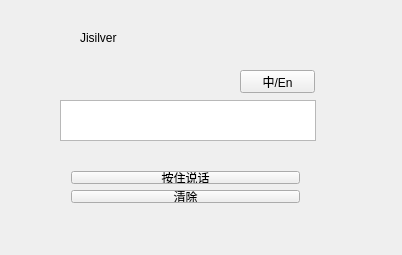
Yongdream/Jisilver, file widget.ui: the form before one commit.
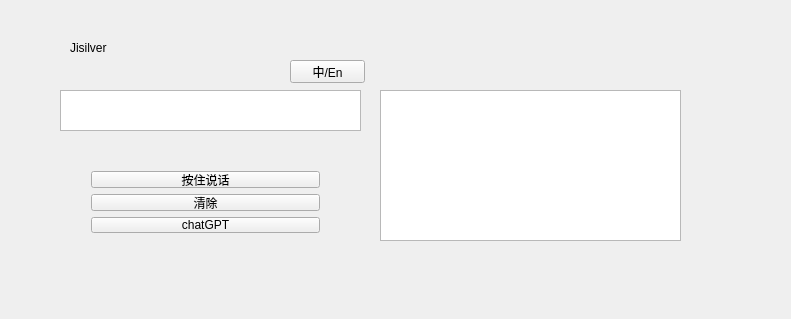
The form after the commit.

Diff of the .ui file:
```diff
--- a/widget.ui
+++ b/widget.ui
@@ -6,8 +6,8 @@
    <rect>
     <x>0</x>
     <y>0</y>
-    <width>402</width>
-    <height>255</height>
+    <width>791</width>
+    <height>319</height>
    </rect>
   </property>
   <property name="windowTitle">
@@ -17,8 +17,8 @@
    <property name="geometry">
     <rect>
      <x>60</x>
-     <y>100</y>
-     <width>256</width>
+     <y>90</y>
+     <width>301</width>
      <height>41</height>
     </rect>
    </property>
@@ -26,8 +26,8 @@
   <widget class="QLabel" name="label">
    <property name="geometry">
     <rect>
-     <x>80</x>
-     <y>30</y>
+     <x>70</x>
+     <y>40</y>
      <width>91</width>
      <height>16</height>
     </rect>
@@ -39,34 +39,41 @@
   <widget class="QWidget" name="horizontalLayoutWidget">
    <property name="geometry">
     <rect>
-     <x>60</x>
+     <x>80</x>
      <y>160</y>
      <width>251</width>
-     <height>54</height>
+     <height>83</height>
     </rect>
    </property>
    <layout class="QGridLayout" name="gridLayout">
-    <item row="2" column="1">
+    <item row="3" column="1">
      <widget class="QPushButton" name="clearBut">
       <property name="text">
        <string>清除</string>
       </property>
      </widget>
     </item>
-    <item row="1" column="1">
+    <item row="0" column="1">
      <widget class="QPushButton" name="pushBut">
       <property name="text">
        <string>按住说话</string>
       </property>
      </widget>
     </item>
+    <item row="4" column="1">
+     <widget class="QPushButton" name="gatBut">
+      <property name="text">
+       <string>chatGPT</string>
+      </property>
+     </widget>
+    </item>
    </layout>
   </widget>
   <widget class="QPushButton" name="swiBut">
    <property name="geometry">
     <rect>
-     <x>240</x>
-     <y>70</y>
+     <x>290</x>
+     <y>60</y>
      <width>75</width>
      <height>23</height>
     </rect>
@@ -75,6 +82,16 @@
     <string>中/En</string>
    </property>
   </widget>
+  <widget class="QTextEdit" name="gptWin">
+   <property name="geometry">
+    <rect>
+     <x>380</x>
+     <y>90</y>
+     <width>301</width>
+     <height>151</height>
+    </rect>
+   </property>
+  </widget>
  </widget>
  <layoutdefault spacing="6" margin="11"/>
  <resources/>
```
